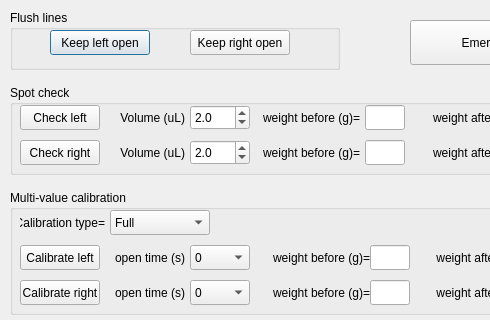
Before: the Qt Designer form src/foraging_gui/Calibration.ui in AllenNeuralDynamics/dynamic-foraging-task, drawn with Qt 5; both pictures show x 0 to 490 and y 0 to 320 of the 690 by 740 pixel window.
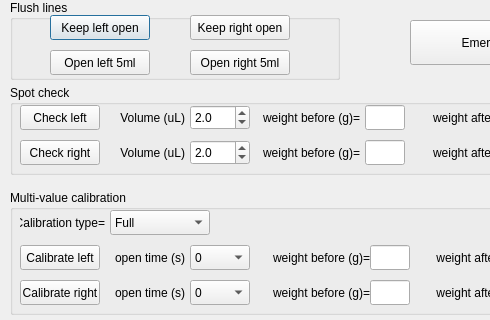
After: the same form once the commit is applied.

Commit message: added buttons and functionality

```diff
--- a/src/foraging_gui/Calibration.ui
+++ b/src/foraging_gui/Calibration.ui
@@ -126,9 +126,9 @@
         <property name="geometry">
             <rect>
                 <x>10</x>
-                <y>10</y>
+                <y>0</y>
                 <width>330</width>
-                <height>60</height>
+                <height>80</height>
             </rect>
         </property>
         <property name="title">
@@ -138,7 +138,7 @@
             <property name="geometry">
                 <rect>
                     <x>40</x>
-                    <y>20</y>
+                    <y>15</y>
                     <width>100</width>
                     <height>25</height>
                 </rect>
@@ -154,7 +154,7 @@
             <property name="geometry">
                 <rect>
                     <x>180</x>
-                    <y>20</y>
+                    <y>15</y>
                     <width>100</width>
                     <height>25</height>
                 </rect>
@@ -166,6 +166,38 @@
                 <bool>true</bool>
             </property>
         </widget>
+        <widget class="QPushButton" name="OpenLeft5ml">
+            <property name="geometry">
+                <rect>
+                    <x>40</x>
+                    <y>50</y>
+                    <width>100</width>
+                    <height>25</height>
+                </rect>
+            </property>
+            <property name="text">
+                <string>Open left 5ml</string>
+            </property>
+            <property name="checkable">
+                <bool>true</bool>
+            </property>
+        </widget>
+        <widget class="QPushButton" name="OpenRight5ml">
+            <property name="geometry">
+                <rect>
+                    <x>180</x>
+                    <y>50</y>
+                    <width>100</width>
+                    <height>25</height>
+                </rect>
+            </property>
+            <property name="text">
+                <string>Open right 5ml</string>
+            </property>
+            <property name="checkable">
+                <bool>true</bool>
+            </property>
+        </widget>
     </widget>
     <widget class="QPushButton" name="EmergencyStop">
         <property name="geometry">
```
The commit also changes 1 other file.
